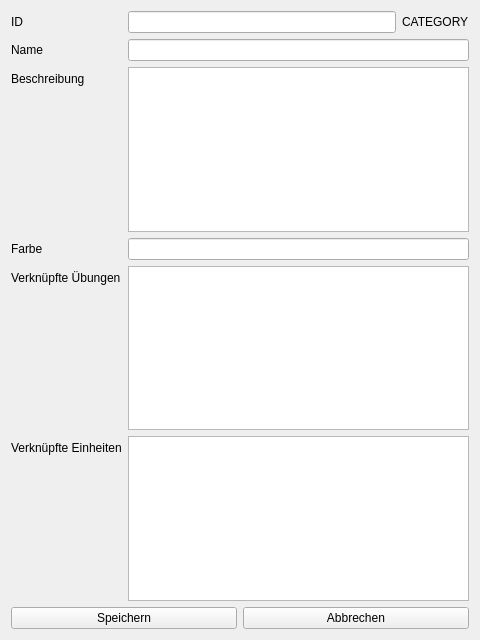
This is app/view/category_widget.ui in UltimateCuB3R/DLMCSPSE01_D as Qt 5 draws it before an edit. The edited form follows.
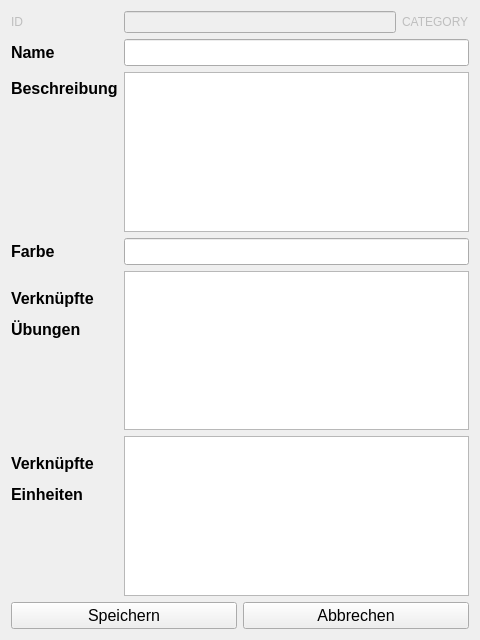
This is the edited form.

```diff
--- a/app/view/category_widget.ui
+++ b/app/view/category_widget.ui
@@ -18,6 +18,9 @@
     <layout class="QFormLayout" name="formLayout">
      <item row="0" column="0">
       <widget class="QLabel" name="label_id">
+       <property name="enabled">
+        <bool>false</bool>
+       </property>
        <property name="text">
         <string>ID</string>
        </property>
@@ -27,6 +30,9 @@
       <layout class="QHBoxLayout" name="horizontalLayout_2">
        <item>
         <widget class="QLineEdit" name="lineEdit_id">
+         <property name="enabled">
+          <bool>false</bool>
+         </property>
          <property name="readOnly">
           <bool>true</bool>
          </property>
@@ -34,6 +40,9 @@
        </item>
        <item>
         <widget class="QLabel" name="label_table_name">
+         <property name="enabled">
+          <bool>false</bool>
+         </property>
          <property name="text">
           <string>CATEGORY</string>
          </property>
@@ -43,6 +52,13 @@
      </item>
      <item row="1" column="0">
       <widget class="QLabel" name="label_name">
+       <property name="font">
+        <font>
+         <pointsize>12</pointsize>
+         <weight>75</weight>
+         <bold>true</bold>
+        </font>
+       </property>
        <property name="text">
         <string>Name</string>
        </property>
@@ -50,6 +66,11 @@
      </item>
      <item row="1" column="1">
       <widget class="QLineEdit" name="lineEdit_name">
+       <property name="font">
+        <font>
+         <pointsize>12</pointsize>
+        </font>
+       </property>
        <property name="text">
         <string extracomment="Name der Übung"/>
        </property>
@@ -57,33 +78,73 @@
      </item>
      <item row="2" column="0">
       <widget class="QLabel" name="label_description">
+       <property name="font">
+        <font>
+         <pointsize>12</pointsize>
+         <weight>75</weight>
+         <bold>true</bold>
+        </font>
+       </property>
        <property name="text">
         <string>Beschreibung</string>
        </property>
       </widget>
      </item>
      <item row="2" column="1">
-      <widget class="QTextEdit" name="textEdit_description"/>
+      <widget class="QTextEdit" name="textEdit_description">
+       <property name="font">
+        <font>
+         <pointsize>12</pointsize>
+        </font>
+       </property>
+      </widget>
      </item>
      <item row="4" column="0">
       <widget class="QLabel" name="label_link_exercise">
+       <property name="font">
+        <font>
+         <pointsize>12</pointsize>
+         <weight>75</weight>
+         <bold>true</bold>
+        </font>
+       </property>
        <property name="text">
-        <string>Verknüpfte Übungen</string>
+        <string>&lt;html&gt;&lt;head/&gt;&lt;body&gt;&lt;p&gt;Verknüpfte&lt;/p&gt;&lt;p&gt;Übungen&lt;/p&gt;&lt;/body&gt;&lt;/html&gt;</string>
        </property>
       </widget>
      </item>
      <item row="5" column="0">
       <widget class="QLabel" name="label_link_unit">
+       <property name="font">
+        <font>
+         <pointsize>12</pointsize>
+         <weight>75</weight>
+         <bold>true</bold>
+        </font>
+       </property>
        <property name="text">
-        <string>Verknüpfte Einheiten</string>
+        <string>&lt;html&gt;&lt;head/&gt;&lt;body&gt;&lt;p&gt;Verknüpfte&lt;/p&gt;&lt;p&gt;Einheiten&lt;/p&gt;&lt;/body&gt;&lt;/html&gt;</string>
        </property>
       </widget>
      </item>
      <item row="3" column="1">
-      <widget class="QLineEdit" name="lineEdit_color"/>
+      <widget class="QLineEdit" name="lineEdit_color">
+       <property name="font">
+        <font>
+         <pointsize>12</pointsize>
+        </font>
+       </property>
+      </widget>
      </item>
      <item row="3" column="0">
       <widget class="QLabel" name="label_color">
+       <property name="font">
+        <font>
+         <pointsize>12</pointsize>
+         <weight>75</weight>
+         <bold>true</bold>
+        </font>
+       </property>
        <property name="text">
         <string>Farbe</string>
        </property>
@@ -91,6 +152,11 @@
      </item>
      <item row="5" column="1">
       <widget class="QTableWidget" name="table_unit">
+       <property name="font">
+        <font>
+         <pointsize>12</pointsize>
+        </font>
+       </property>
        <property name="editTriggers">
         <set>QAbstractItemView::NoEditTriggers</set>
        </property>
@@ -116,6 +182,11 @@
      </item>
      <item row="4" column="1">
       <widget class="QTableWidget" name="table_exercise">
+       <property name="font">
+        <font>
+         <pointsize>12</pointsize>
+        </font>
+       </property>
        <property name="editTriggers">
         <set>QAbstractItemView::NoEditTriggers</set>
        </property>
@@ -142,6 +213,11 @@
     <layout class="QHBoxLayout" name="horizontalLayout">
      <item>
       <widget class="QPushButton" name="pushButton_save">
+       <property name="font">
+        <font>
+         <pointsize>12</pointsize>
+        </font>
+       </property>
        <property name="text">
         <string>Speichern</string>
        </property>
@@ -149,6 +225,11 @@
      </item>
      <item>
       <widget class="QPushButton" name="pushButton_cancel">
+       <property name="font">
+        <font>
+         <pointsize>12</pointsize>
+        </font>
+       </property>
        <property name="text">
         <string>Abbrechen</string>
        </property>
```
